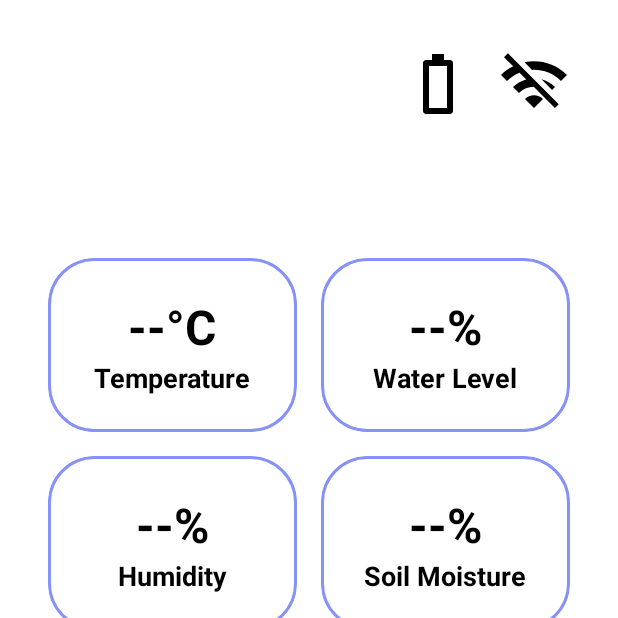
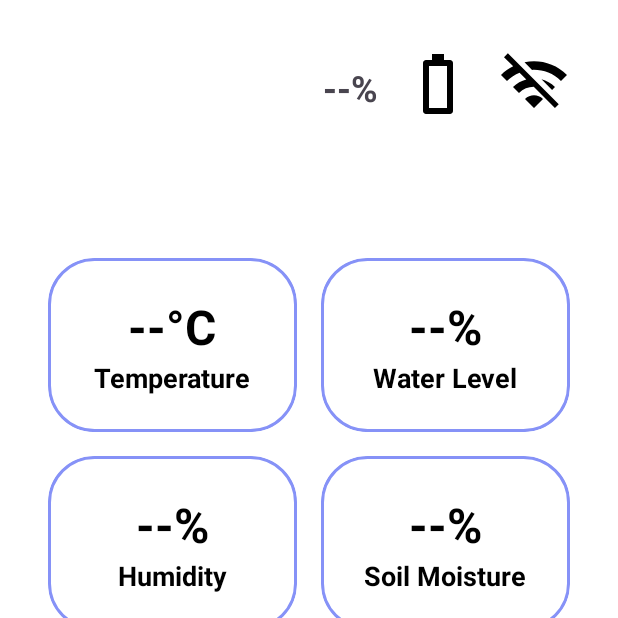
Before and after one commit to hothai19o5/Indoor-Plant-Watering-System, an Android app: the screen it shows after launch once a user with an empty profile is signed in (MainActivity), on a phone screen of 412 x 824 dp, the top half of it. Run offline under Robolectric (Android 15) with nearby library versions, the phone set to English and light mode, and no system bars; our stand-ins replace Firebase (no records; nobody signed in at launch, a user with empty details on screens opened directly).

Commit message:
Add battery level text view

```diff
--- a/app/src/main/res/layout/fragment_pump_page.xml
+++ b/app/src/main/res/layout/fragment_pump_page.xml
@@ -7,6 +7,17 @@
     android:layout_height="match_parent"
     android:background="@color/white"
     tools:context=".fragments.PumpFragment">
+
+    <TextView
+        android:id="@+id/batteryText"
+        android:layout_width="wrap_content"
+        android:layout_height="wrap_content"
+        android:layout_marginTop="42dp"
+        android:layout_marginEnd="16dp"
+        android:layout_toStartOf="@+id/batteryIcon"
+        android:text="--%"
+        android:textSize="24sp"
+        android:textStyle="bold"/>
 
     <!-- ImageView cho icon battery -->
     <ImageView
```
Also changed, not shown: app/src/main/java/com/example/mqtt/fragments/PumpFragment.java (+13 -2 lines).
